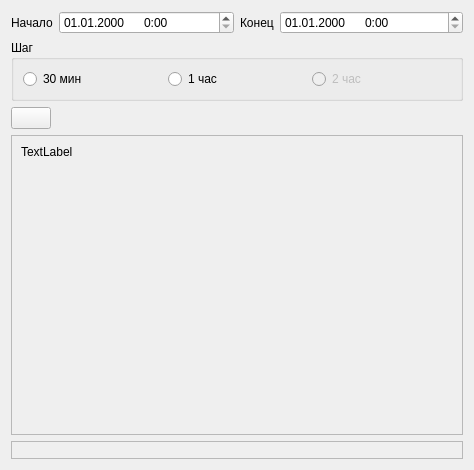
Old version of the form club_stat/gui/ui/out_form.ui in the repository zaswed76/pc_club.
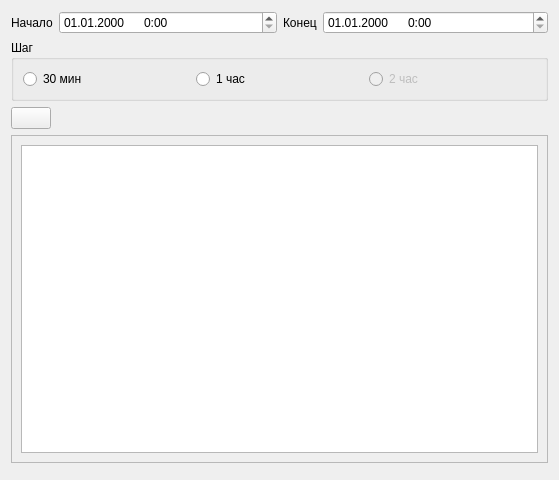
New version of the form.

Commit message: create out_form

Diff of the .ui file:
```diff
--- a/club_stat/gui/ui/out_form.ui
+++ b/club_stat/gui/ui/out_form.ui
@@ -6,8 +6,8 @@
    <rect>
     <x>0</x>
     <y>0</y>
-    <width>474</width>
-    <height>470</height>
+    <width>559</width>
+    <height>480</height>
    </rect>
   </property>
   <property name="windowTitle">
@@ -129,18 +129,8 @@
       <enum>QFrame::Raised</enum>
      </property>
      <layout class="QVBoxLayout" name="verticalLayout_2">
-      <property name="bottomMargin">
-       <number>9</number>
-      </property>
       <item>
-       <widget class="QLabel" name="lb">
-        <property name="text">
-         <string>TextLabel</string>
-        </property>
-        <property name="alignment">
-         <set>Qt::AlignLeading|Qt::AlignLeft|Qt::AlignTop</set>
-        </property>
-       </widget>
+       <widget class="QGraphicsView" name="graphics"/>
       </item>
      </layout>
     </widget>
```
The commit also changes 1 other file.
